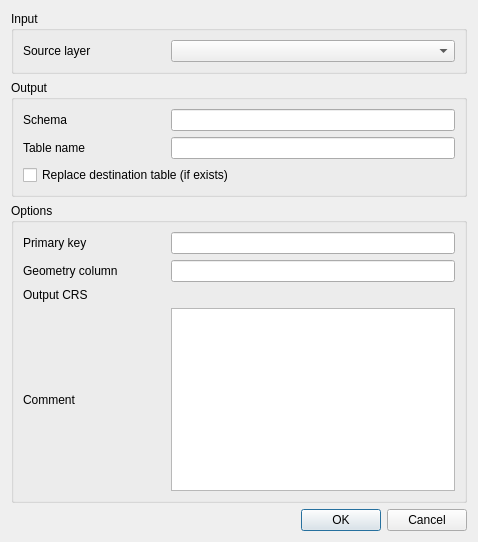
Qt form src/ui/qgsdbimportvectorlayerdialog.ui (qgis/QGIS) before a commit.
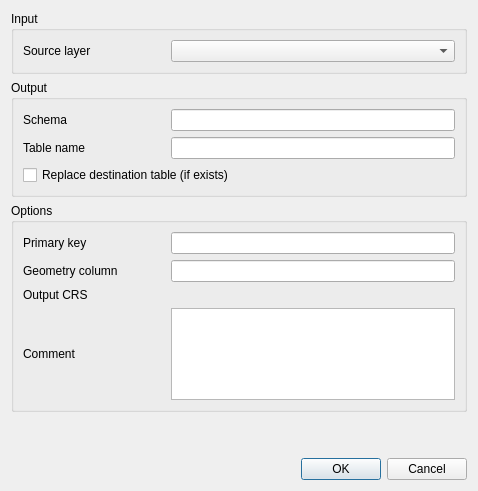
The same form after that commit. Custom widgets are drawn as their Qt base class.

```diff
--- a/src/ui/qgsdbimportvectorlayerdialog.ui
+++ b/src/ui/qgsdbimportvectorlayerdialog.ui
@@ -7,13 +7,13 @@
     <x>0</x>
     <y>0</y>
     <width>478</width>
-    <height>542</height>
+    <height>491</height>
    </rect>
   </property>
   <property name="windowTitle">
    <string>Import Vector Layer</string>
   </property>
-  <layout class="QVBoxLayout" name="verticalLayout" stretch="0,0,1,0">
+  <layout class="QVBoxLayout" name="verticalLayout" stretch="0,0,1,0,0">
    <item>
     <widget class="QGroupBox" name="groupBox">
      <property name="title">
@@ -137,6 +137,19 @@
      </layout>
     </widget>
    </item>
+   <item>
+    <spacer name="verticalSpacer">
+     <property name="orientation">
+      <enum>Qt::Vertical</enum>
+     </property>
+     <property name="sizeHint" stdset="0">
+      <size>
+       <width>20</width>
+       <height>40</height>
+      </size>
+     </property>
+    </spacer>
+   </item>
    <item>
     <widget class="QDialogButtonBox" name="mButtonBox">
      <property name="orientation">
```
Left out of the diff: 1 changed line with no effect on the pictures.
